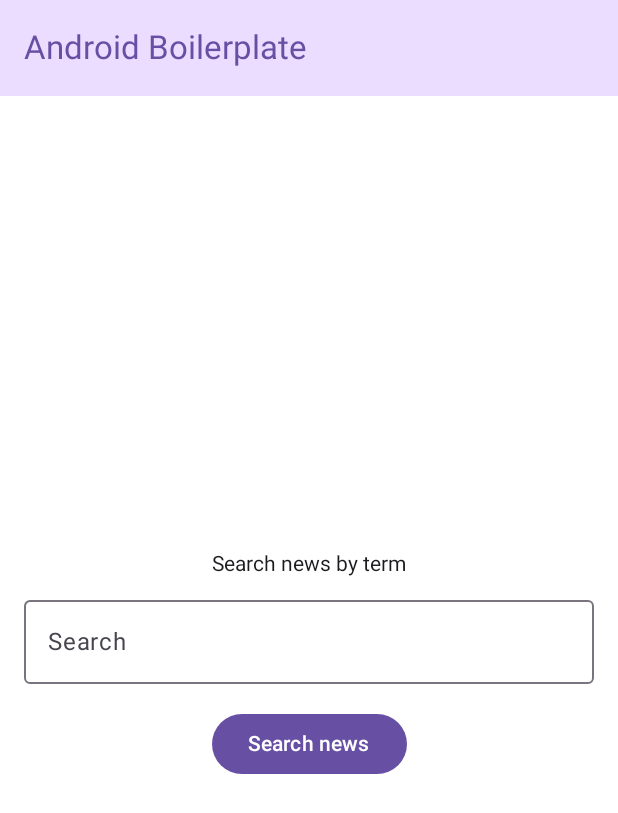
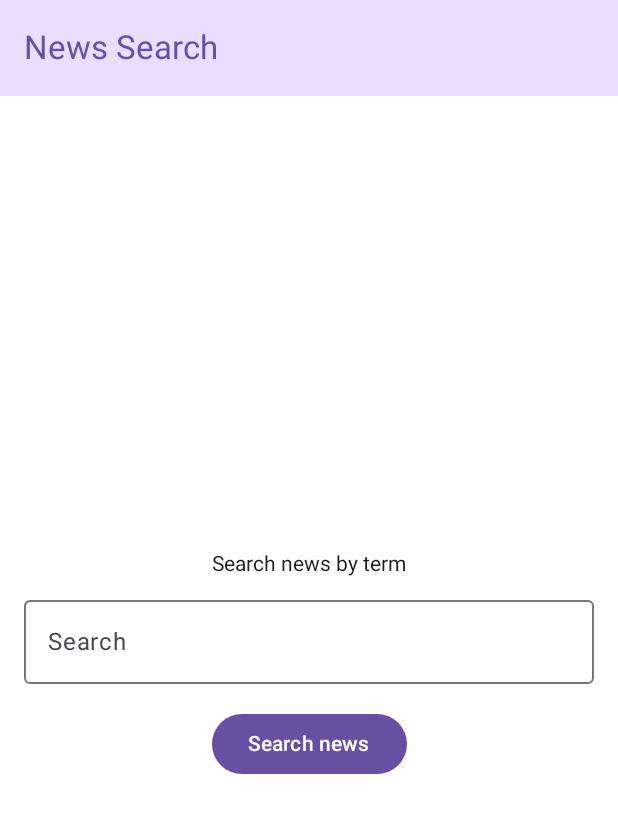
Before and after one commit to mvp-sales/Android-Boilerplate, an Android app built with Jetpack Compose: the screen it shows after launch (MainActivity), on a phone screen of 412 x 824 dp. Shown: the top 813 px of the screen. Run offline under Robolectric (Android 15) with nearby library versions, the phone set to English and light mode, and no system bars; our stand-ins replace Dagger/Hilt's generated code.

Commit message:
Adds Scaffold to each screen for better appbar customization

```diff
--- a/app/src/main/java/com/mvpsales/github/MainActivity.kt
+++ b/app/src/main/java/com/mvpsales/github/MainActivity.kt
@@ -32,7 +32,10 @@ class MainActivity: AppCompatActivity() {
         super.onCreate(savedInstanceState)
         setContent {
             val navController = rememberNavController()
-            Scaffold(
+            Box(modifier = Modifier.fillMaxSize()) {
+                AppNavGraph(navController, modifier = Modifier.fillMaxSize())
+            }
+            /*Scaffold(
                 topBar = {
                     TopAppBar(
                         colors = topAppBarColors(
@@ -46,7 +49,7 @@ class MainActivity: AppCompatActivity() {
                 Box(modifier = Modifier.padding(padding).fillMaxSize()) {
                     AppNavGraph(navController, modifier = Modifier.fillMaxSize())
                 }
-            }
+            }*/
         }
     }
 }
--- a/app/src/main/java/com/mvpsales/github/MainApplication.kt
+++ b/app/src/main/java/com/mvpsales/github/MainApplication.kt
@@ -1,6 +1,7 @@
 package com.mvpsales.github
 
 import android.app.Application
+import androidx.appcompat.app.AppCompatDelegate
 import com.mvpsales.github.di.appModule
 import dagger.hilt.android.HiltAndroidApp
 import org.koin.android.ext.koin.androidContext
@@ -12,6 +13,8 @@ class MainApplication: Application() {
     override fun onCreate() {
         super.onCreate()
 
+        AppCompatDelegate.setDefaultNightMode(AppCompatDelegate.MODE_NIGHT_NO)
+
         startKoin {
             androidLogger()
             androidContext(this@MainApplication)
--- a/app/src/main/java/com/mvpsales/github/ui/newssearch/NewsSearchScreen.kt
+++ b/app/src/main/java/com/mvpsales/github/ui/newssearch/NewsSearchScreen.kt
@@ -6,14 +6,14 @@ import androidx.compose.foundation.layout.Column
 import androidx.compose.foundation.layout.fillMaxSize
 import androidx.compose.foundation.layout.fillMaxWidth
 import androidx.compose.foundation.layout.padding
-import androidx.compose.foundation.text.input.TextFieldState
 import androidx.compose.material3.Button
 import androidx.compose.material3.ExperimentalMaterial3Api
+import androidx.compose.material3.MaterialTheme
 import androidx.compose.material3.OutlinedTextField
-import androidx.compose.material3.SearchBar
-import androidx.compose.material3.SearchBarDefaults
+import androidx.compose.material3.Scaffold
 import androidx.compose.material3.Text
-import androidx.compose.material3.TextField
+import androidx.compose.material3.TopAppBar
+import androidx.compose.material3.TopAppBarDefaults.topAppBarColors
 import androidx.compose.runtime.Composable
 import androidx.compose.runtime.mutableStateOf
 import androidx.compose.runtime.remember
@@ -29,13 +29,22 @@ import androidx.compose.ui.unit.dp
 fun NewsSearchScreen(
     onNavigateToNewsList: (String) -> Unit
 ) {
-    // Controls expansion state of the search bar
-    //var expanded = remember { mutableStateOf(false) }
-    //val textFieldState = remember { TextFieldState() }
     var searchTerm = remember { mutableStateOf(TextFieldValue("")) }
 
+    Scaffold(
+        topBar = {
+            TopAppBar(
+                colors = topAppBarColors(
+                    containerColor = MaterialTheme.colorScheme.primaryContainer,
+                    titleContentColor = MaterialTheme.colorScheme.primary,
+                ),
+                title = { Text("News Search") }
+            )
+        }
+    ) { padding ->
         Box(
-        modifier = Modifier.background(Color.White)
+            modifier = Modifier.padding(padding)
+                .background(Color.White)
                 .fillMaxSize()
         ) {
             Column(
@@ -65,25 +74,7 @@ fun NewsSearchScreen(
                     }
                 )
             }
-
-        /*SearchBar(
-            modifier = Modifier.align(Alignment.Center),
-            inputField = {
-                SearchBarDefaults.InputField(
-                    query = textFieldState.text.toString(),
-                    onQueryChange = { textFieldState.edit { replace(0, length, it) } },
-                    onSearch = {
-                        onNavigateToNewsList(textFieldState.text.toString())
-                        expanded.value = false
-                    },
-                    expanded = expanded.value,
-                    onExpandedChange = { expanded.value = it },
-                    placeholder = { Text("Search") }
-                )
-            },
-            expanded = expanded.value,
-            onExpandedChange = { expanded.value = it }
-        ) {}*/
+        }
     }
 }
 
--- a/app/src/main/res/values/strings.xml
+++ b/app/src/main/res/values/strings.xml
@@ -1,3 +1,4 @@
 <resources>
     <string name="app_name">Android-Boilerplate</string>
+    <string name="news_search_appbar_title">News Search</string>
 </resources>
```
Also changed, not shown: app/src/main/java/com/mvpsales/github/NavGraph.kt (+8 -1 lines), app/src/main/java/com/mvpsales/github/ui/newsdetail/NewsDetailScreen.kt (+34 -8 lines), app/src/main/java/com/mvpsales/github/ui/newslist/NewsListScreen.kt (+7 -3 lines), app/src/main/java/com/mvpsales/github/ui/newstabs/NewsTabsScreen.kt (+43 -5 lines). Lines whose indentation alone changed are shown as unchanged.
